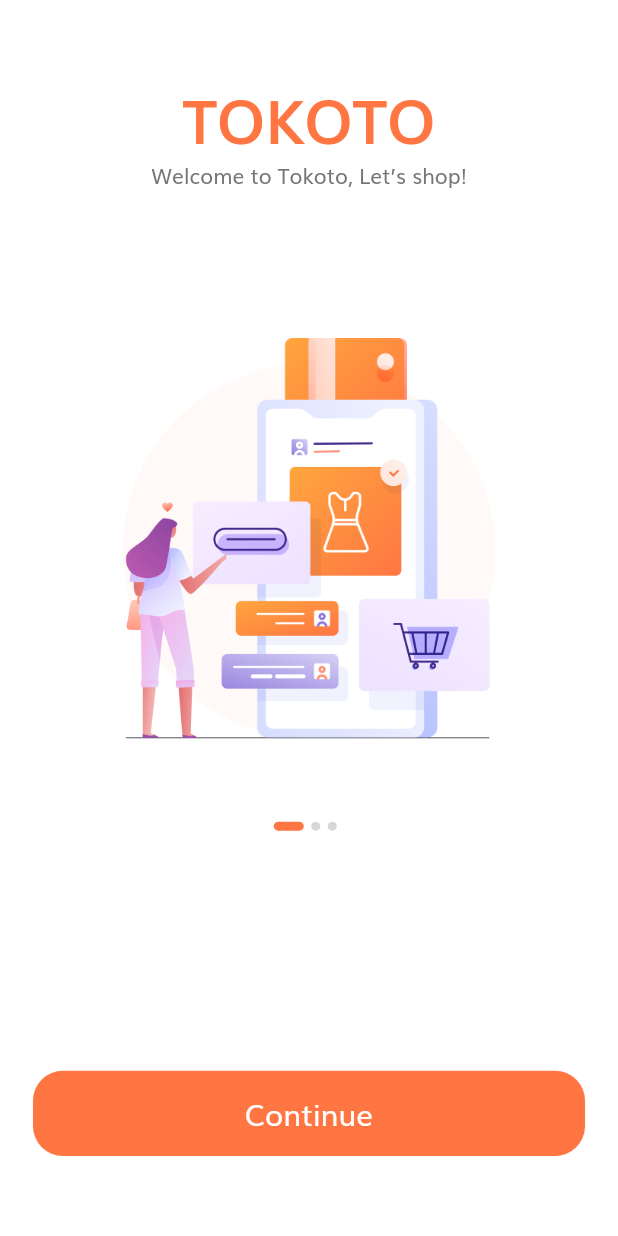
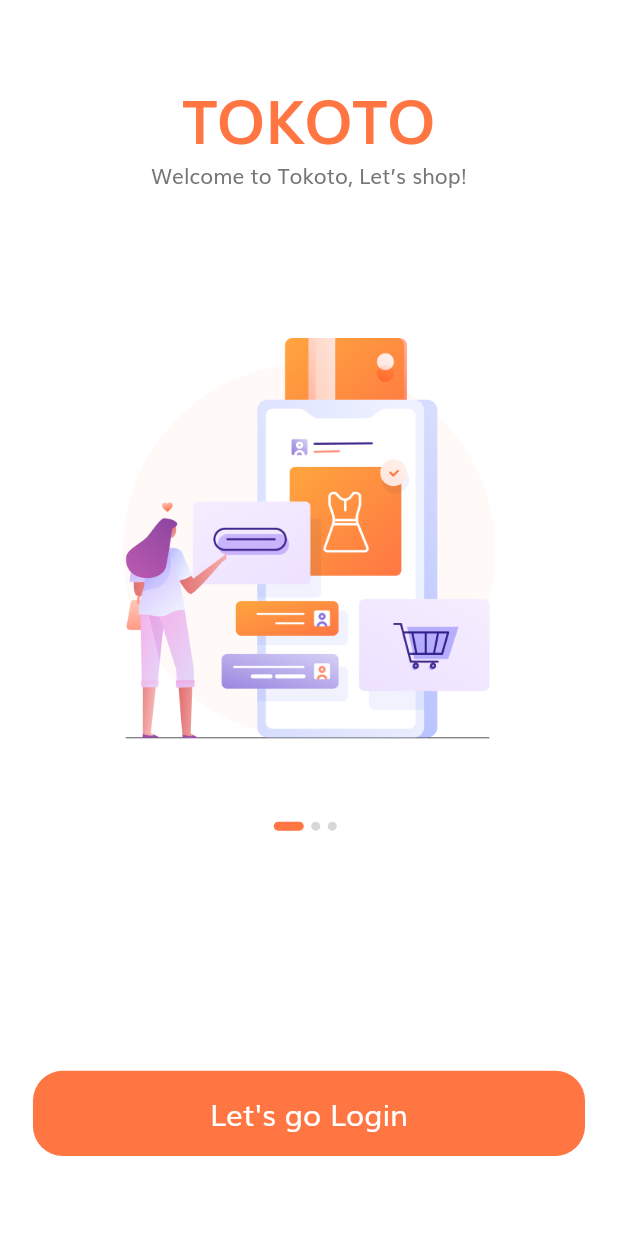
Before and after one commit to kyuhoChoi89/ReviewEveryPlace, a Flutter app: the screen it shows after launch, on a phone screen of 412 x 824 dp. Run offline on Flutter 3.47's test engine with Material 2 defaults, Android fonts, the phone set to English and light mode, and no system bars; our stand-ins replace flutter_svg.

Commit message:
update icons

```diff
--- a/lib/screens/sign_in/components/body.dart
+++ b/lib/screens/sign_in/components/body.dart
@@ -40,7 +40,7 @@ class Body extends StatelessWidget {
                       press: () {},
                     ),
                     SocalCard(
-                      icon: "assets/icons/facebook-2.svg",
+                      icon: "assets/icons/line-icon.svg",
                       press: () {},
                     ),
                     SocalCard(
--- a/lib/screens/splash/components/body.dart
+++ b/lib/screens/splash/components/body.dart
@@ -68,7 +68,7 @@ class _BodyState extends State<Body> {
                     ),
                     Spacer(flex: 3),
                     DefaultButton(
-                      text: "Continue",
+                      text: "Let's go Login",
                       press: () {
                         Navigator.pushNamed(context, SignInScreen.routeName);
                       },
```
Also changed, not shown: assets/icons/google-icon.svg, assets/icons/line-icon.svg (added), assets/icons/twitter.svg.
